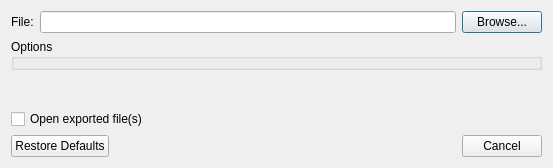
till213/SkyDolly, file src/PluginManager/src/Location/BasicLocationExportDialog.ui: the form before one commit.
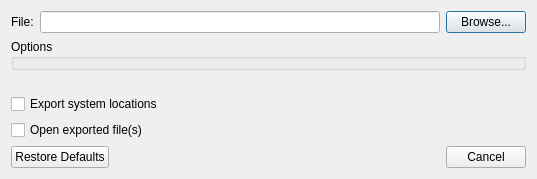
The form after the commit.

Commit message: Feature/location import export sdlog (#144)

Patch:
```diff
--- a/src/PluginManager/src/Location/BasicLocationExportDialog.ui
+++ b/src/PluginManager/src/Location/BasicLocationExportDialog.ui
@@ -6,8 +6,8 @@
    <rect>
     <x>0</x>
     <y>0</y>
-    <width>553</width>
-    <height>168</height>
+    <width>533</width>
+    <height>179</height>
    </rect>
   </property>
   <property name="windowTitle">
@@ -63,11 +63,22 @@
     </spacer>
    </item>
    <item>
+    <layout class="QFormLayout" name="formLayout">
+     <item row="0" column="0">
+      <widget class="QCheckBox" name="exportSystemLocationsCheckBox">
+       <property name="text">
+        <string>Export system locations</string>
+       </property>
+      </widget>
+     </item>
+     <item row="1" column="0">
     <widget class="QCheckBox" name="openExportCheckBox">
      <property name="text">
       <string>Open exported file(s)</string>
      </property>
     </widget>
+     </item>
+    </layout>
    </item>
    <item>
     <widget class="QDialogButtonBox" name="defaultButtonBox">
```
Lines whose indentation alone changed are shown as unchanged. The commit also changes 35 other files.
